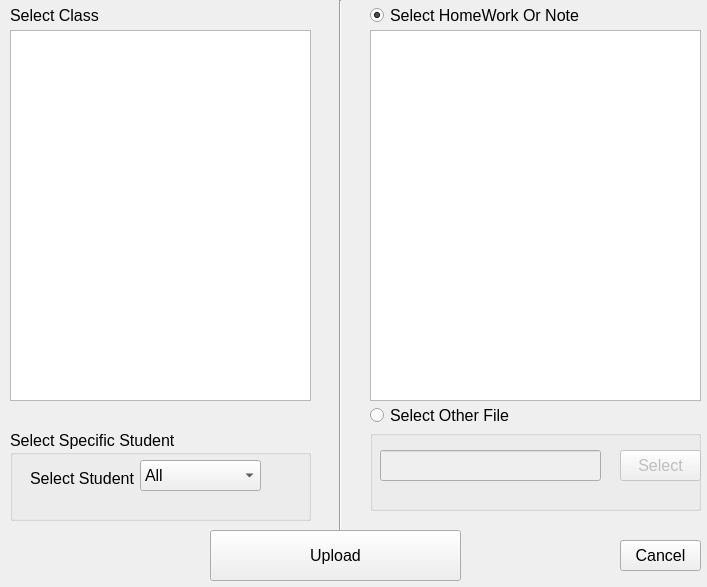
Above: uploadfile.ui from dkithmal/BinduProjectTeacher before the change. Below: the same form after it.
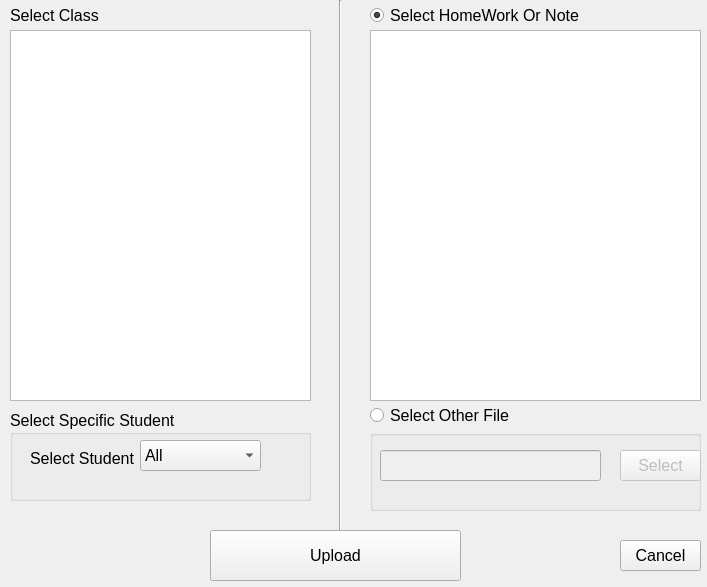
That is the form after the change.

```diff
--- a/uploadfile.ui
+++ b/uploadfile.ui
@@ -139,7 +139,7 @@
    <property name="geometry">
     <rect>
      <x>10</x>
-     <y>430</y>
+     <y>410</y>
      <width>301</width>
      <height>91</height>
     </rect>
```
Left out of the diff: 2 changed lines with no effect on the pictures.
